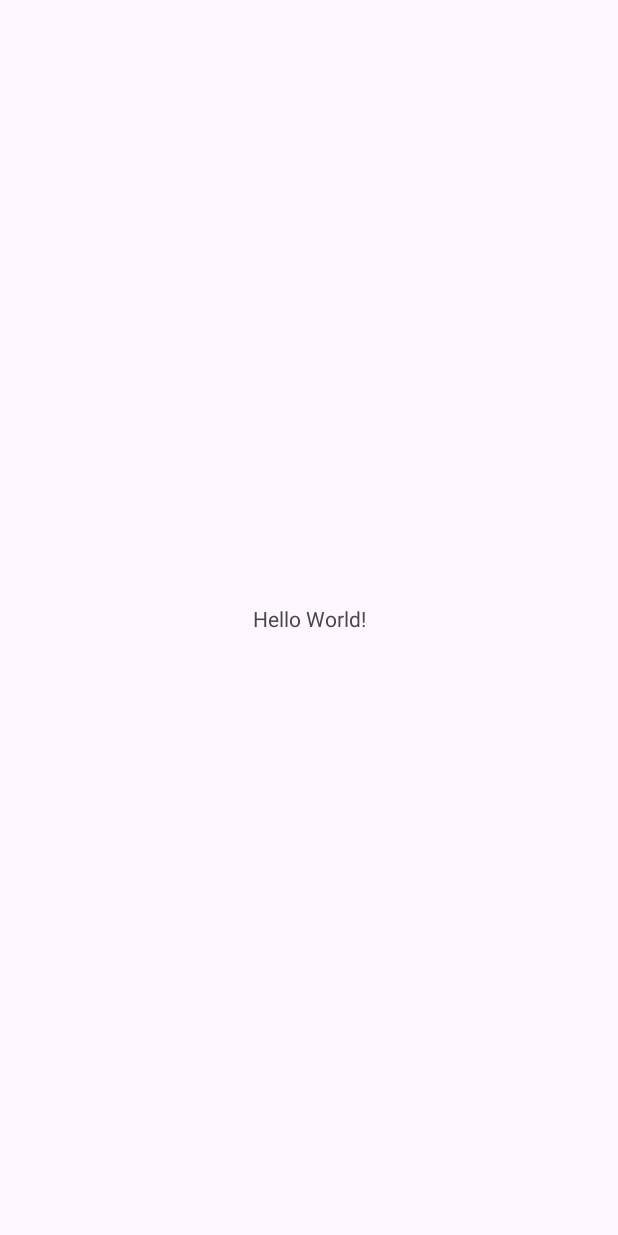
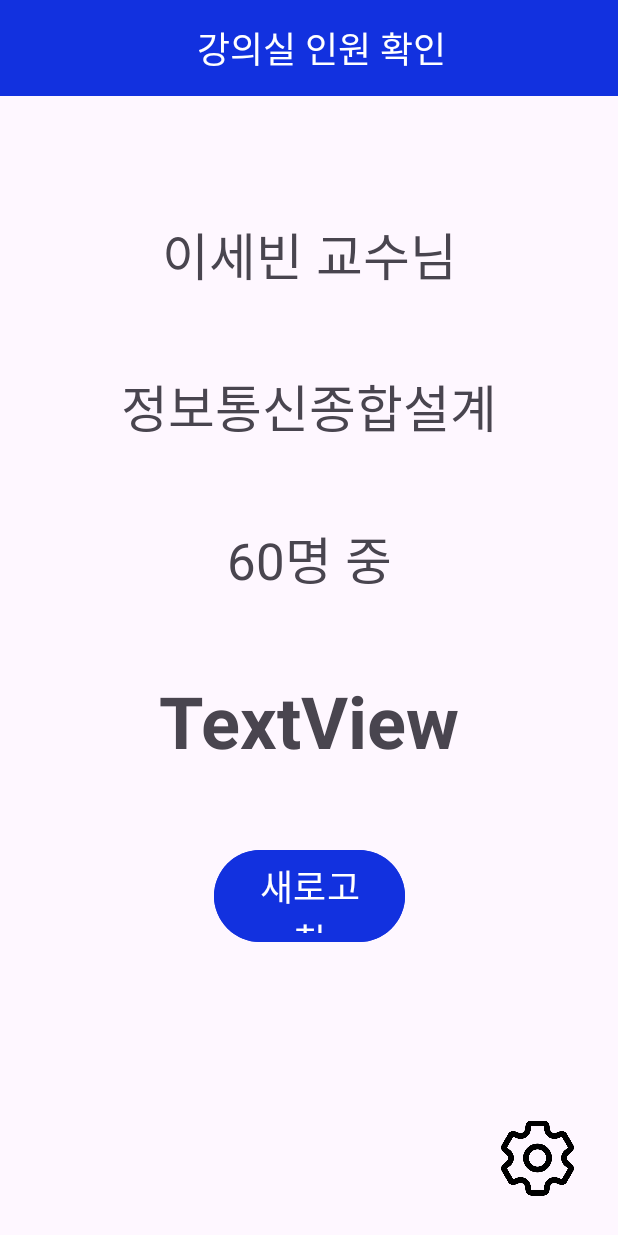
Before and after one commit to ssbinnn/class_room, an Android app: the screen it shows after launch (MainActivity), on a phone screen of 412 x 824 dp. Before the commit the screen is almost empty. Run offline under Robolectric (Android 15) with nearby library versions, the phone set to English and light mode, and no system bars.

Commit message:
style : 메인 UI 구현

```diff
--- a/app/src/main/res/layout/activity_main.xml
+++ b/app/src/main/res/layout/activity_main.xml
@@ -1,4 +1,5 @@
 <?xml version="1.0" encoding="utf-8"?>
+
 <androidx.constraintlayout.widget.ConstraintLayout xmlns:android="http://schemas.android.com/apk/res/android"
     xmlns:app="http://schemas.android.com/apk/res-auto"
     xmlns:tools="http://schemas.android.com/tools"
@@ -6,13 +7,92 @@
     android:layout_height="match_parent"
     tools:context=".MainActivity">
 
+    <androidx.appcompat.widget.Toolbar
+        android:id="@+id/custom_toolbar"
+        android:layout_width="match_parent"
+        android:layout_height="wrap_content"
+        android:background="@color/YU"
+        app:layout_constraintTop_toTopOf="parent">
+
+        <TextView
+            android:layout_width="match_parent"
+            android:layout_height="wrap_content"
+            android:text="강의실 인원 확인"
+            android:textColor="@color/white"
+            android:textSize="24sp"
+            android:gravity="center"/>
+
+    </androidx.appcompat.widget.Toolbar>
+
     <TextView
+        android:id="@+id/textView2"
         android:layout_width="wrap_content"
         android:layout_height="wrap_content"
-        android:text="Hello World!"
+        android:layout_marginTop="80dp"
+        android:text="이세빈 교수님"
+        android:textSize="34sp"
+        app:layout_constraintEnd_toEndOf="parent"
+        app:layout_constraintStart_toStartOf="parent"
+        app:layout_constraintTop_toBottomOf="@+id/custom_toolbar" />
+
+    <TextView
+        android:id="@+id/textView"
+        android:layout_width="wrap_content"
+        android:layout_height="wrap_content"
+        android:layout_marginTop="50dp"
+        android:text="정보통신종합설계"
+        android:textSize="34sp"
+        app:layout_constraintEnd_toEndOf="parent"
+        app:layout_constraintStart_toStartOf="parent"
+        app:layout_constraintTop_toBottomOf="@+id/textView2" />
+
+    <TextView
+        android:id="@+id/textView3"
+        android:layout_width="wrap_content"
+        android:layout_height="wrap_content"
+        android:layout_marginTop="50dp"
+        android:text="60명 중"
+        android:textSize="34sp"
+        app:layout_constraintEnd_toEndOf="parent"
+        app:layout_constraintStart_toStartOf="parent"
+        app:layout_constraintTop_toBottomOf="@+id/textView" />
+
+    <TextView
+        android:id="@+id/textView5"
+        android:layout_width="wrap_content"
+        android:layout_height="wrap_content"
+        android:layout_marginTop="50dp"
+        android:text="TextView"
+        android:textSize="48sp"
+        android:textStyle="bold"
+        app:layout_constraintEnd_toEndOf="parent"
+        app:layout_constraintStart_toStartOf="parent"
+        app:layout_constraintTop_toBottomOf="@+id/textView3" />
+
+    <Button
+        android:id="@+id/button"
+        android:layout_width="127dp"
+        android:layout_height="69dp"
+        android:layout_marginTop="50dp"
+        android:text="새로고침"
+        android:textSize="24sp"
+        app:layout_constraintEnd_toEndOf="parent"
+        app:layout_constraintStart_toStartOf="parent"
+        app:layout_constraintTop_toBottomOf="@+id/textView5"
+        android:backgroundTint="@color/YU"/>
+
+    <ImageButton
+        android:id="@+id/imageButton"
+        android:layout_width="50dp"
+        android:layout_height="64dp"
+        android:layout_marginBottom="20dp"
+        android:background="@android:color/transparent"
+        android:padding="0dp"
+        android:scaleType="fitCenter"
         app:layout_constraintBottom_toBottomOf="parent"
         app:layout_constraintEnd_toEndOf="parent"
+        app:layout_constraintHorizontal_bias="0.92"
         app:layout_constraintStart_toStartOf="parent"
-        app:layout_constraintTop_toTopOf="parent" />
+        app:srcCompat="@drawable/setting" />
 
 </androidx.constraintlayout.widget.ConstraintLayout>
--- a/app/src/main/res/values/colors.xml
+++ b/app/src/main/res/values/colors.xml
@@ -2,4 +2,5 @@
 <resources>
     <color name="black">#FF000000</color>
     <color name="white">#FFFFFFFF</color>
+    <color name="YU">#1231DF</color>
 </resources>
```
Also changed, not shown: app/src/main/res/drawable/setting.png (added).
